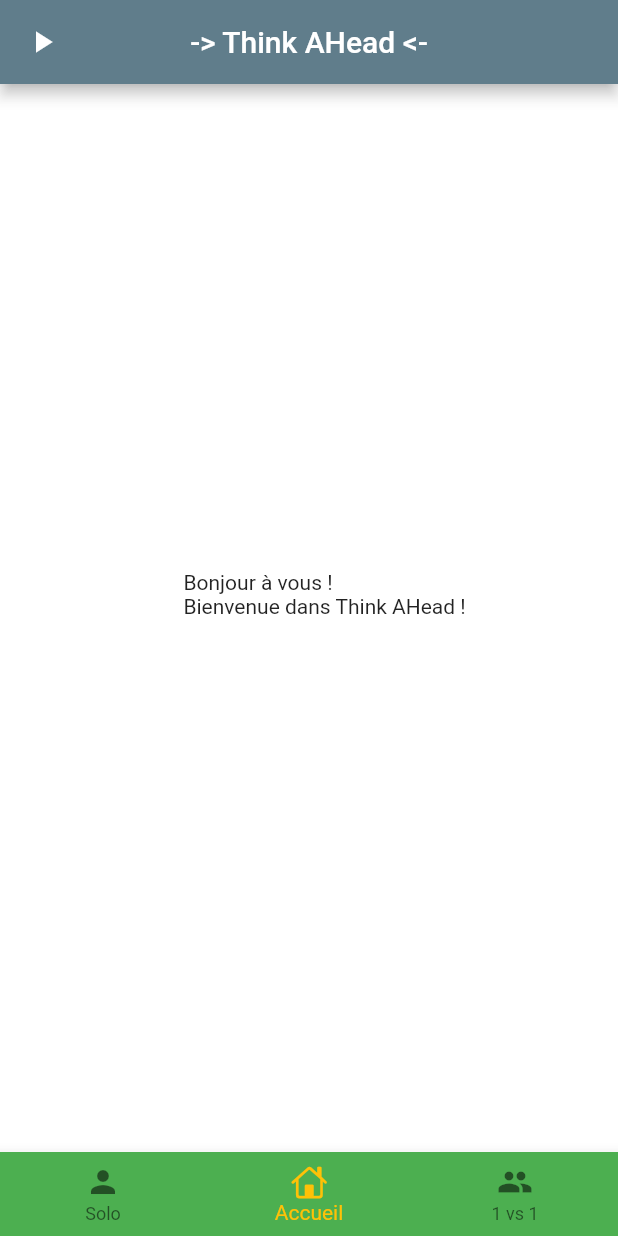
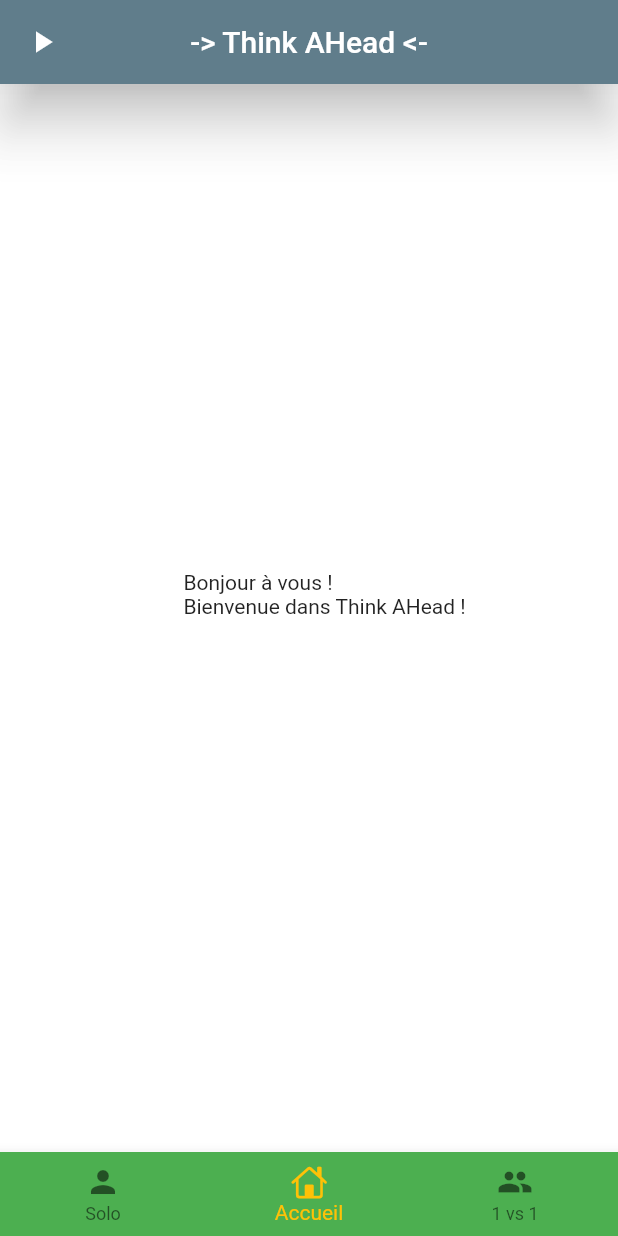
Before and after one commit to TournaireC/Thinkahead, a Flutter app: the screen it shows after launch, on a phone screen of 412 x 824 dp. Run offline on Flutter 3.47's test engine with Material 2 defaults, Android fonts, the phone set to English and light mode, and no system bars.

Commit message:
Adding Elevation to AppBar

```diff
--- a/lib/main.dart
+++ b/lib/main.dart
@@ -57,6 +57,7 @@ class _Home extends State<Home>{
         title: Text('-> Think AHead <-'),
         leading: Icon(Icons.play_arrow),
         centerTitle: true,
+        elevation: 15.0,
       ),
       body: Center(
         child: _widgetOptions.elementAt(_selectedIndex),
```
